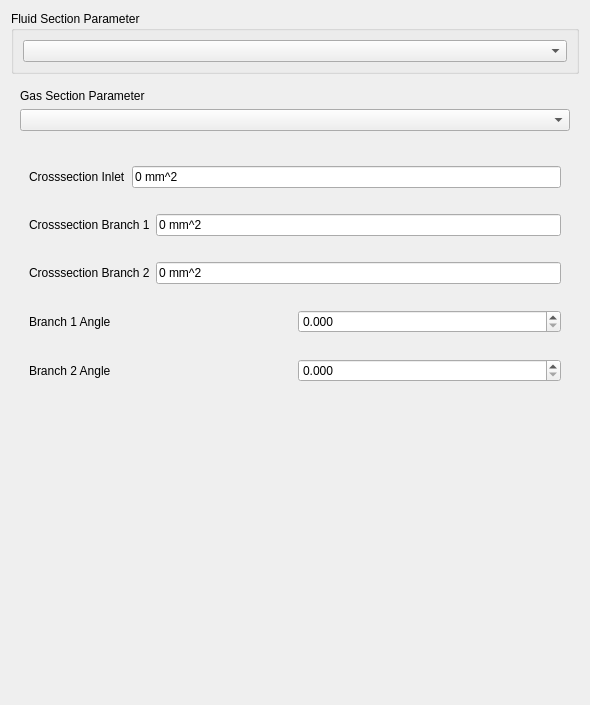
Above: src/Mod/Fem/Gui/Resources/ui/ElementFluid1D.ui from makkemal/FreeCAD before the change. Below: the same form after it.
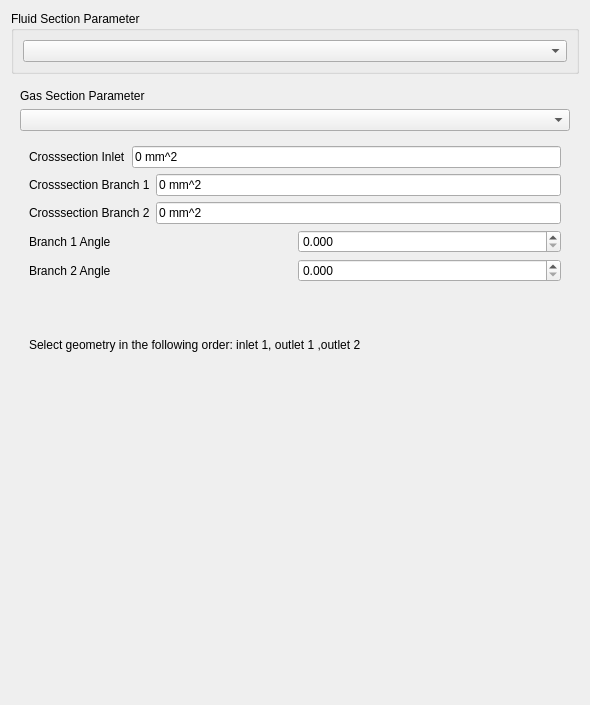
That is the form after the change. The open tabs and pages were chosen to show the change. Custom widgets are drawn as their Qt base class.

Commit message: FEM: GAS Fix ui layout

The edit to the form file:
```diff
--- a/src/Mod/Fem/Gui/Resources/ui/ElementFluid1D.ui
+++ b/src/Mod/Fem/Gui/Resources/ui/ElementFluid1D.ui
@@ -1203,6 +1203,13 @@
              </item>
             </layout>
            </item>
+           <item>
+            <widget class="QLabel" name="label_49">
+             <property name="text">
+              <string>Select geometry in the following order: inlet 1, outlet 1 ,outlet 2</string>
+             </property>
+            </widget>
+           </item>
           </layout>
          </widget>
          <widget class="QWidget" name="page_19">
```
Left out of the diff: 7 changed lines with no effect on the pictures.
